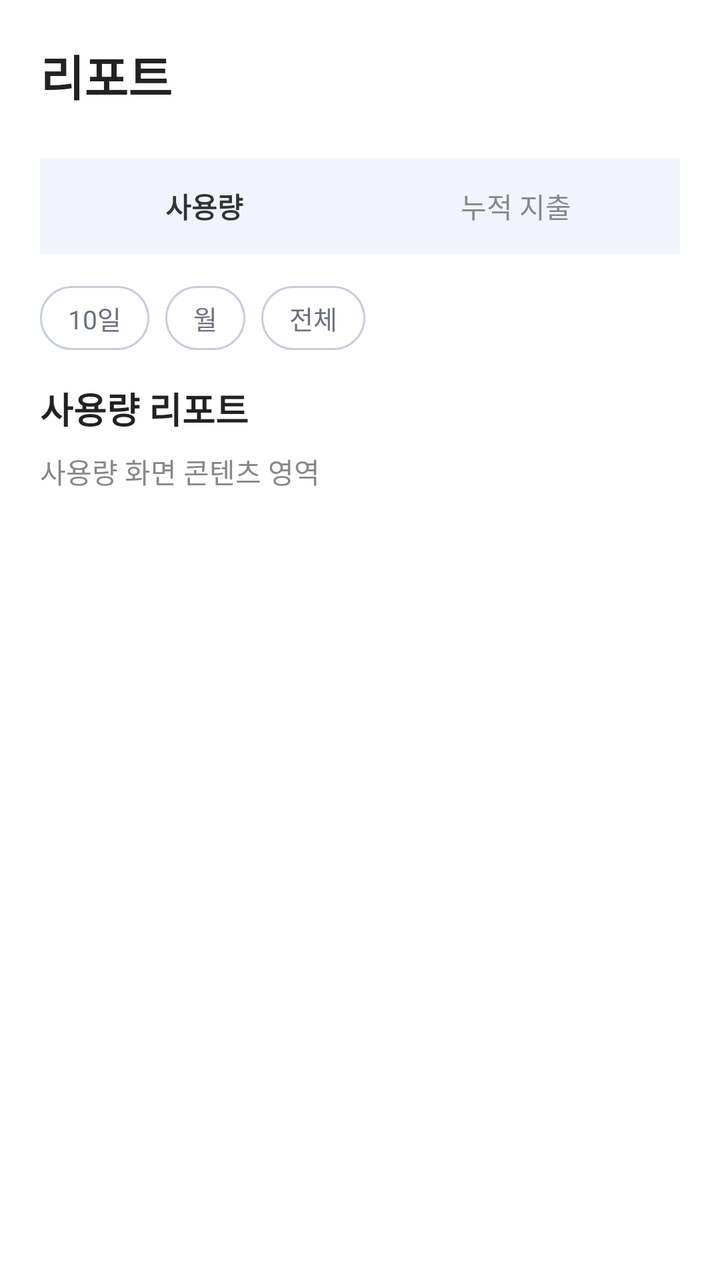
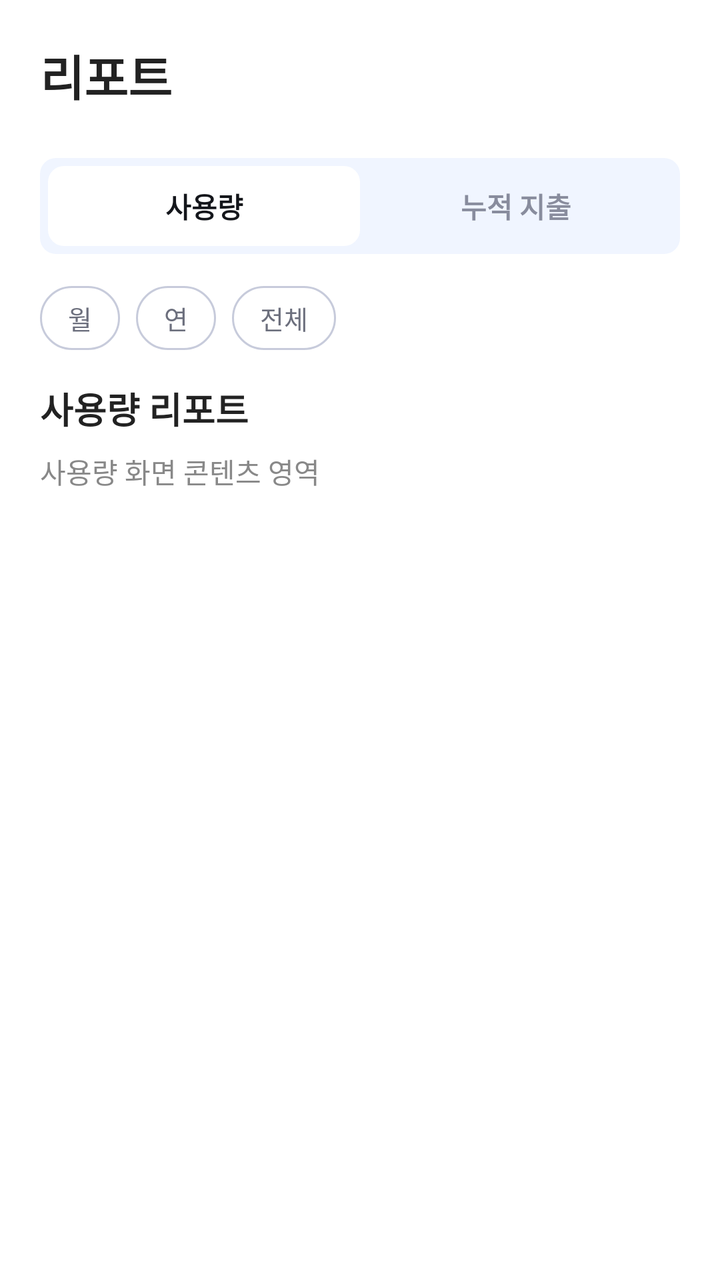

Screens rendered from an Android XML layout before and after an edit, with the pre-edit source and the edit as a unified diff.
<!-- AndroidManifest.xml: application theme Theme.Submate -->
<!-- res/layout/screen_report.xml -->
<?xml version="1.0" encoding="utf-8"?>
<FrameLayout xmlns:android="http://schemas.android.com/apk/res/android"
    android:layout_width="match_parent"
    android:layout_height="match_parent"
    android:background="@color/appwhite">

    <ScrollView
        android:layout_width="match_parent"
        android:layout_height="match_parent"
        android:fillViewport="true">

        <LinearLayout
            android:layout_width="match_parent"
            android:layout_height="wrap_content"
            android:orientation="vertical"
            android:padding="20dp">

            
            <TextView
                android:id="@+id/tvReportTitle"
                android:layout_width="match_parent"
                android:layout_height="wrap_content"
                android:text="리포트"
                android:textColor="#222222"
                android:textSize="24sp"
                android:textStyle="bold"
                android:layout_marginBottom="24dp" />

            
            <LinearLayout
                android:id="@+id/layoutReportType"
                android:layout_width="match_parent"
                android:layout_height="48dp"
                android:orientation="horizontal"
                android:background="#F1F4FC"
                android:padding="4dp">

                <TextView
                    android:id="@+id/btnUsageReport"
                    android:layout_width="0dp"
                    android:layout_height="match_parent"
                    android:layout_weight="1"
                    android:gravity="center"
                    android:text="사용량"
                    android:textColor="#333333"
                    android:textSize="14sp"
                    android:textStyle="bold"
                    android:background="#00FFFFFF" />

                <TextView
                    android:id="@+id/btnExpenseReport"
                    android:layout_width="0dp"
                    android:layout_height="match_parent"
                    android:layout_weight="1"
                    android:gravity="center"
                    android:text="누적 지출"
                    android:textColor="#888888"
                    android:textSize="14sp"
                    android:background="#00FFFFFF"
                    />

            </LinearLayout>

            
            <LinearLayout
                android:id="@+id/layoutPeriod"
                android:layout_width="match_parent"
                android:layout_height="wrap_content"
                android:layout_marginTop="16dp"
                android:orientation="horizontal">

                
                <TextView
                    android:id="@+id/btnPeriod10Days"
                    style="@style/subscribe_filter_chip"
                    android:text="10일" />

                
                <TextView
                    android:id="@+id/btnPeriodMonth"
                    style="@style/subscribe_filter_chip"
                    android:text="월" />

                
                <TextView
                    android:id="@+id/btnPeriodAll"
                    style="@style/subscribe_filter_chip"
                    android:text="전체" />

            </LinearLayout>


            
            <FrameLayout
                android:id="@+id/reportContent"
                android:layout_width="match_parent"
                android:layout_height="wrap_content"
                android:layout_marginTop="16dp">

                
                <LinearLayout
                    android:id="@+id/layoutUsageReport"
                    android:layout_width="match_parent"
                    android:layout_height="wrap_content"
                    android:orientation="vertical"
                    android:visibility="visible">

                    <TextView
                        android:layout_width="match_parent"
                        android:layout_height="wrap_content"
                        android:text="사용량 리포트"
                        android:textSize="18sp"
                        android:textStyle="bold"
                        android:textColor="#222222" />

                    <TextView
                        android:layout_width="match_parent"
                        android:layout_height="wrap_content"
                        android:layout_marginTop="8dp"
                        android:text="사용량 화면 콘텐츠 영역"
                        android:textSize="14sp"
                        android:textColor="#888888" />

                </LinearLayout>

                
                <LinearLayout
                    android:id="@+id/layoutExpenseReport"
                    android:layout_width="match_parent"
                    android:layout_height="wrap_content"
                    android:orientation="vertical"
                    android:visibility="gone">

                    <TextView
                        android:layout_width="match_parent"
                        android:layout_height="wrap_content"
                        android:text="누적 지출 리포트"
                        android:textSize="18sp"
                        android:textStyle="bold"
                        android:textColor="#222222" />

                    <TextView
                        android:layout_width="match_parent"
                        android:layout_height="wrap_content"
                        android:layout_marginTop="8dp"
                        android:text="누적 지출 화면 콘텐츠 영역"
                        android:textSize="14sp"
                        android:textColor="#888888" />

                </LinearLayout>

            </FrameLayout>


        </LinearLayout>

    </ScrollView>

</FrameLayout>
<!-- resources referenced by this layout -->
<resources>
  <color name="appwhite">#FFFFFF</color>
  <style name="subscribe_filter_chip">
          <item name="android:layout_width">wrap_content</item>
          <item name="android:layout_height">@dimen/subscribe_chip_height</item>
          <item name="android:layout_marginEnd">8dp</item>
          <item name="android:paddingStart">14dp</item>
          <item name="android:paddingEnd">14dp</item>
          <item name="android:gravity">center</item>
          <item name="android:background">@drawable/bg_subscribe_chip</item>
          <item name="android:textColor">@color/subscribe_chip_text</item>
          <item name="android:fontFamily">@font/pretendard_medium</item>
          <item name="android:textSize">13sp</item>
      </style>
  <style name="Theme.Submate" parent="Base.Theme.Submate" />
  <dimen name="subscribe_chip_height">32dp</dimen>
  <!-- drawable bg_subscribe_chip (drawable) -->
  <?xml version="1.0" encoding="utf-8"?>
  <selector xmlns:android="http://schemas.android.com/apk/res/android">
      <item android:state_selected="true">
          <shape android:shape="rectangle">
              <solid android:color="@color/pri700" />
              <corners android:radius="9999dp" />
          </shape>
      </item>
      <item>
          <shape android:shape="rectangle">
              <solid android:color="@color/appwhite" />
              <stroke android:width="1dp" android:color="@color/gray300" />
              <corners android:radius="9999dp" />
          </shape>
      </item>
  </selector>
  <style name="Base.Theme.Submate" parent="Theme.Material3.DayNight.NoActionBar">
          
          
      </style>
  <color name="pri700">#4F76C4</color>
  <color name="gray300">#C7CBDB</color>
</resources>

<!-- the commit's change to res/layout/screen_report.xml (unified diff, before → after) -->
@@ -32,9 +32,10 @@
                 android:layout_width="match_parent"
                 android:layout_height="48dp"
                 android:orientation="horizontal"
-                android:background="#F1F4FC"
+                android:background="@drawable/bg_report_type_container"
                 android:padding="4dp">
 
+                
                 <TextView
                     android:id="@+id/btnUsageReport"
                     android:layout_width="0dp"
@@ -42,11 +43,12 @@
                     android:layout_weight="1"
                     android:gravity="center"
                     android:text="사용량"
-                    android:textColor="#333333"
+                    android:textColor="@color/appblack"
                     android:textSize="14sp"
                     android:textStyle="bold"
-                    android:background="#00FFFFFF" />
+                    android:background="@drawable/bg_report_type_selected" />
 
+                
                 <TextView
                     android:id="@+id/btnExpenseReport"
                     android:layout_width="0dp"
@@ -54,10 +56,10 @@
                     android:layout_weight="1"
                     android:gravity="center"
                     android:text="누적 지출"
-                    android:textColor="#888888"
+                    android:textColor="@color/gray500"
+                    android:textStyle="bold"
                     android:textSize="14sp"
-                    android:background="#00FFFFFF"
-                    />
+                    android:background="@android:color/transparent" />
 
             </LinearLayout>
 
@@ -73,13 +75,13 @@
                 <TextView
                     android:id="@+id/btnPeriod10Days"
                     style="@style/subscribe_filter_chip"
-                    android:text="10일" />
+                    android:text="월" />
 
                 
                 <TextView
                     android:id="@+id/btnPeriodMonth"
                     style="@style/subscribe_filter_chip"
-                    android:text="월" />
+                    android:text="연" />
 
                 
                 <TextView
<!-- resource entries referenced after the edit -->
@@ -1,6 +1,28 @@
 <!-- resources referenced by this layout -->
 <resources>
+  <color name="appblack">#14161B</color>
   <color name="appwhite">#FFFFFF</color>
+  <color name="gray500">#888C9D</color>
+  <!-- drawable bg_report_type_container (drawable) -->
+  <?xml version="1.0" encoding="utf-8"?>
+  <shape xmlns:android="http://schemas.android.com/apk/res/android"
+      android:shape="rectangle">
+  
+      <solid android:color="@color/pri50" />
+  
+      <corners android:radius="8dp" />
+  
+  </shape>
+  <!-- drawable bg_report_type_selected (drawable) -->
+  <?xml version="1.0" encoding="utf-8"?>
+  <shape xmlns:android="http://schemas.android.com/apk/res/android"
+      android:shape="rectangle">
+  
+      <solid android:color="@color/appwhite" />
+  
+      <corners android:radius="8dp" />
+  
+  </shape>
   <style name="subscribe_filter_chip">
           <item name="android:layout_width">wrap_content</item>
           <item name="android:layout_height">@dimen/subscribe_chip_height</item>
@@ -14,6 +36,7 @@
           <item name="android:textSize">13sp</item>
       </style>
   <style name="Theme.Submate" parent="Base.Theme.Submate" />
+  <color name="pri50">#F0F5FF</color>
   <dimen name="subscribe_chip_height">32dp</dimen>
   <!-- drawable bg_subscribe_chip (drawable) -->
   <?xml version="1.0" encoding="utf-8"?>
